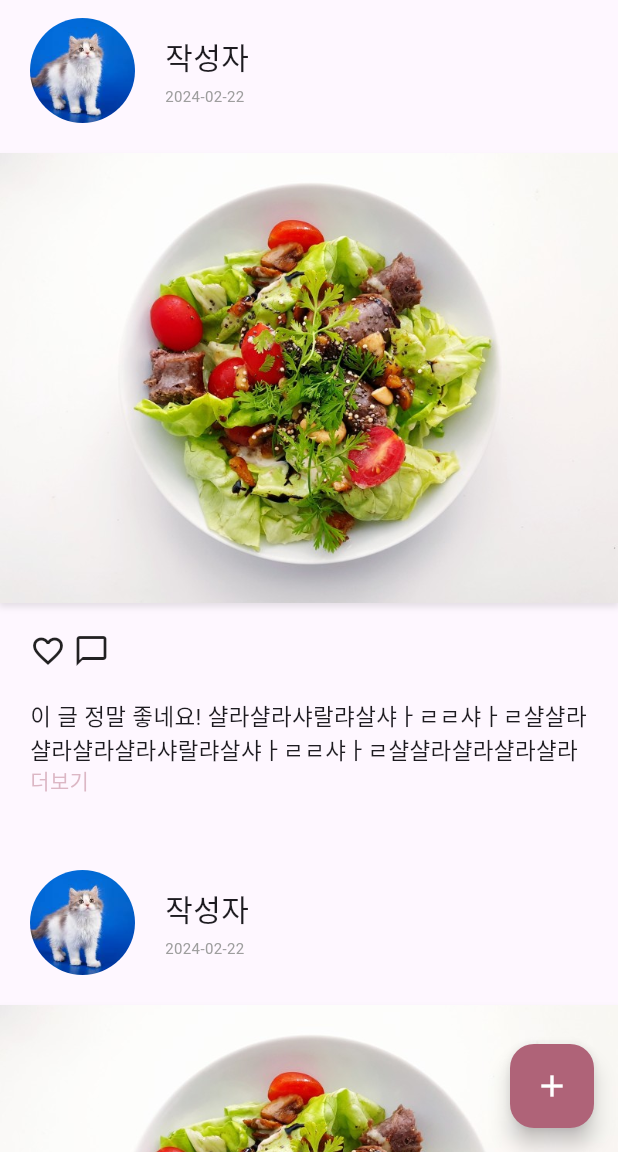
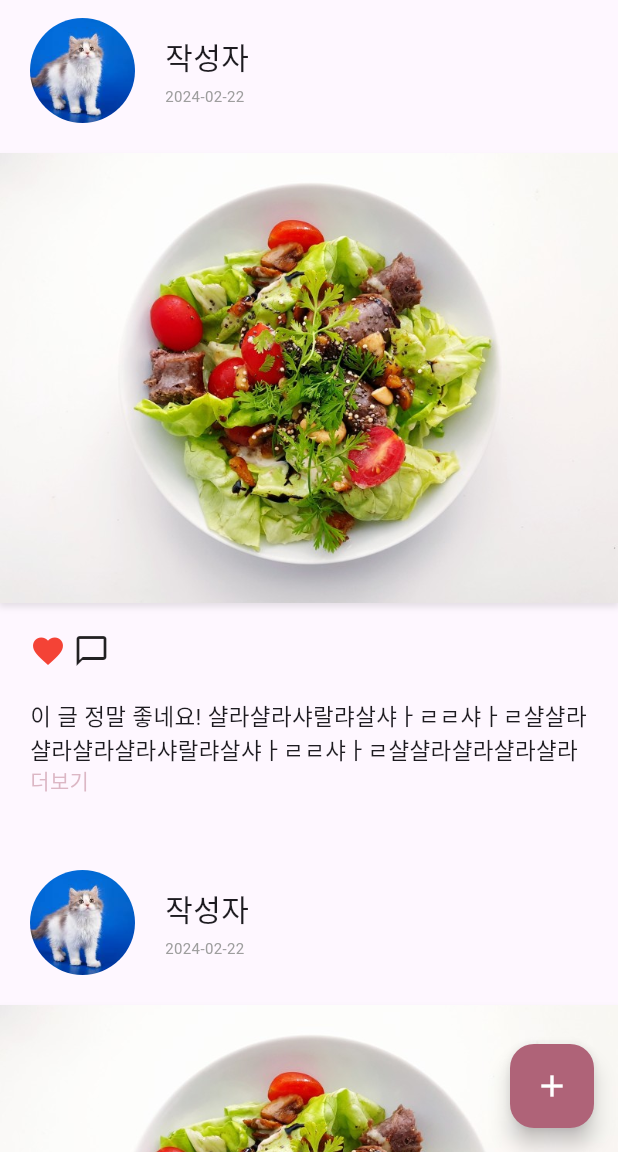
Before and after one commit to TUK-summer-session/Dasamo, a Flutter app: the CommunityPage screen opened by its route, scrolled down 576 dp, after a tap on the "favorite outline" icon, on a phone screen of 412 x 824 dp, the part 84-1236 px from its top. Run offline on Flutter 3.47's test engine with Material 3 defaults, Android fonts, the phone set to English and light mode, and no system bars; our stand-ins replace dotted_border, flutter_svg, get, image_picker; Roboto replaces fonts that are missing (Nanum).

Commit message:
커뮤니티, 댓글 코드 정리
커뮤니티 글작성, 대댓글 추가해야됨

```diff
--- a/dasamo/lib/src/controllers/comments_controller.dart
+++ b/dasamo/lib/src/controllers/comments_controller.dart
@@ -2,39 +2,18 @@
 import 'package:get/get.dart';
 
 class CommentsController extends GetxController {
-  // RxList는 GetX의 반응형 리스트로, 리스트의 상태가 변경될 때마다 UI를 자동으로 업데이트합니다.
-  RxList<Map<String, dynamic>> commentsList = <Map<String, dynamic>>[].obs;
+  RxList<Map<String, dynamic>> commentsList = RxList<Map<String, dynamic>>([]);
 
-  // onInit은 컨트롤러가 초기화될 때 호출되는 메서드입니다.
-  // 여기서 초기 데이터를 설정하는 메서드를 호출합니다.
   @override
   void onInit() {
     super.onInit();
-    _initialData(); // 초기 데이터를 설정하는 메서드를 호출합니다.
+    _fetchComments();
   }
 
-  // _initialData 메서드는 commentsData에서 초기 댓글 데이터를 가져와 commentsList에 설정합니다.
-  void _initialData() {
-    commentsList.assignAll(commentsData);
-  }
-
-  // fetchComments 메서드는 외부 소스(예: API)에서 데이터를 가져오는 로직을 추가할 수 있는 메서드입니다.
-  void fetchComments() {
-    // 데이터를 가져오는 로직 추가 (예: API 호출)
-  }
-
-  // addComment 메서드는 새로운 댓글을 commentsList에 추가하는 메서드입니다.
-  void addComment(Map<String, dynamic> comment) {
-    commentsList.add(comment);
-  }
-
-  // updateComment 메서드는 특정 인덱스의 댓글을 업데이트하는 메서드입니다.
-  void updateComment(int index, Map<String, dynamic> comment) {
-    commentsList[index] = comment;
-  }
-
-  // deleteComment 메서드는 특정 인덱스의 댓글을 삭제하는 메서드입니다.
-  void deleteComment(int index) {
-    commentsList.removeAt(index);
+  void _fetchComments() {
+    // commentsData에서 questions 리스트를 가져옵니다.
+    final List<Map<String, dynamic>> questions =
+        commentsData.isNotEmpty ? commentsData.first['questions'] ?? [] : [];
+    commentsList.value = questions;
   }
 }
--- a/dasamo/lib/src/screens/community_page.dart
+++ b/dasamo/lib/src/screens/community_page.dart
@@ -1,11 +1,9 @@
+import 'package:flutter/material.dart';
+import 'package:get/get.dart';
+import 'package:dasamo/src/controllers/community_controller.dart';
 import 'package:dasamo/src/controllers/comments_controller.dart';
 import 'package:dasamo/src/screens/alarm_page.dart';
 import 'package:dasamo/src/widgets/modal/comment_modal.dart';
-import 'package:flutter/material.dart';
-import 'package:get/get.dart';
-import 'package:dasamo/src/controllers/community_controller.dart';
-import 'package:dasamo/src/widgets/comment/comment_input.dart';
-import 'package:dasamo/src/widgets/comment/comments.dart';
 import 'package:dasamo/src/widgets/expand/expand_text.dart';
 
 class CommunityPage extends StatefulWidget {
@@ -16,15 +14,13 @@
 }
 
 class _CommunityPageState extends State<CommunityPage> {
-  // 아이콘 hover
-  bool _favoriteHovered = false;
-  bool _favoriteTapped = false;
-
-  bool _commentHovered = false;
-  bool _commentTapped = false;
+  // 각 댓글에 대해 개별적으로 호버 상태를 관리하는 변수
+  final Map<int, bool> _favoriteHovered =
+      {}; // key: 댓글의 communityId, value: 호버 상태
+  final Map<int, bool> _commentHovered =
+      {}; // key: 댓글의 communityId, value: 호버 상태
 
   final CommentsController commentsController = Get.put(CommentsController());
-
   final CommunityController communityController =
       Get.put(CommunityController());
 
@@ -63,6 +59,8 @@
             mainAxisAlignment: MainAxisAlignment.start,
             crossAxisAlignment: CrossAxisAlignment.start,
             children: communityController.communityList.map((comment) {
+              final int communityId = comment['communityId']; // 댓글의 고유 ID
+
               return Column(
                 crossAxisAlignment: CrossAxisAlignment.start,
                 children: [
@@ -145,33 +143,35 @@
                             InkWell(
                               onHover: (hovered) {
                                 setState(() {
-                                  _favoriteHovered = hovered;
+                                  _favoriteHovered[communityId] = hovered;
                                 });
                               },
                               onTap: () {
                                 setState(() {
-                                  _favoriteTapped = !_favoriteTapped;
+                                  // Toggle the 'isLiked' status
+                                  comment['isLiked'] =
+                                      !(comment['isLiked'] ?? false);
                                 });
                                 print('heart 아이콘을 탭했습니다.');
                               },
-                              child: comment['isLiked']
-                                  ? Icon(
-                                      Icons.favorite,
-                                      color: Colors.red,
-                                    )
-                                  : Icon(
-                                      _favoriteHovered
-                                          ? Icons.favorite
-                                          : Icons.favorite_border,
-                                      color:
-                                          _favoriteHovered ? Colors.red : null,
-                                    ),
+                              child: Icon(
+                                comment['isLiked'] ?? false
+                                    ? Icons.favorite
+                                    : (_favoriteHovered[communityId] ?? false
+                                        ? Icons.favorite
+                                        : Icons.favorite_border),
+                                color: comment['isLiked'] ?? false
+                                    ? Colors.red
+                                    : (_favoriteHovered[communityId] ?? false
+                                        ? Colors.red
+                                        : null),
+                              ),
                             ),
                             SizedBox(width: 5),
                             InkWell(
                               onHover: (hovered) {
                                 setState(() {
-                                  _commentHovered = hovered;
+                                  _commentHovered[communityId] = hovered;
                                 });
                               },
                               onTap: () {
@@ -184,10 +184,10 @@
                                 print('Comment 아이콘을 탭했습니다.');
                               },
                               child: Icon(
-                                _commentHovered
+                                _commentHovered[communityId] ?? false
                                     ? Icons.chat_bubble
                                     : Icons.chat_bubble_outline,
-                                color: _commentHovered
+                                color: _commentHovered[communityId] ?? false
                                     ? Color.fromRGBO(175, 99, 120, 1.0)
                                     : null,
                               ),
--- a/dasamo/lib/src/screens/review/index.dart
+++ b/dasamo/lib/src/screens/review/index.dart
@@ -1,6 +1,7 @@
 import 'dart:math';
 
 import 'package:dasamo/src/controllers/review_controller.dart';
+import 'package:dasamo/src/screens/alarm_page.dart';
 import 'package:dasamo/src/screens/review/add_manufacturer_info.dart';
 import 'package:dasamo/src/shared/tag_data.dart';
 import 'package:dasamo/src/widgets/buttons/tags/tag_button.dart';
@@ -66,8 +67,14 @@
         title: const Text('리뷰'),
         actions: [
           IconButton(
-              onPressed: () {},
-              icon: const Icon(Icons.notifications_none_outlined))
+            onPressed: () {
+              Navigator.push(
+                context,
+                MaterialPageRoute(builder: (context) => AlarmPage()),
+              );
+            },
+            icon: const Icon(Icons.notifications_none_outlined),
+          ),
         ],
       ),
       body: Column(
--- a/dasamo/lib/src/shared/comments_data.dart
+++ b/dasamo/lib/src/shared/comments_data.dart
@@ -1,17 +1,51 @@
-const List<Map<String, dynamic>> commentsData = [
+final List<Map<String, dynamic>> commentsData = [
   {
-    'profileImage': 'assets/images/salad.jpg',
-    'author': 'User1',
-    'content': '이 글 정말 좋네요!',
-  },
-  {
-    'profileImage': 'assets/images/salad.jpg',
-    'author': 'User2',
-    'content': '감사합니다!',
-  },
-  {
-    'profileImage': 'assets/images/salad.jpg',
-    'author': 'User3',
-    'content': '좋은 정보 공유해주셔서 감사합니다.',
-  },
+    "reviewId": 1234,
+    "questions": [
+      {
+        "questionId": 1,
+        "memberId": 10,
+        "name": "User1",
+        "profileImageUrl": "assets/images/salad.jpg",
+        "isQuestionForQuestion": 0, // false
+        "parentQuestion": null,
+        "detail": "감사합니다",
+        "createdAt": "2024-07-18T16:34:53Z",
+        "updatedAt": "2024-07-18T16:34:53Z"
+      },
+      {
+        "questionId": 2,
+        "memberId": 10,
+        "name": "User1",
+        "profileImageUrl": "assets/images/salad.jpg",
+        "isQuestionForQuestion": 0, // false
+        "parentQuestion": null,
+        "detail": "감사합니다",
+        "createdAt": "2024-07-18T16:34:53Z",
+        "updatedAt": "2024-07-18T16:34:53Z"
+      },
+      {
+        "questionId": 3,
+        "memberId": 10,
+        "name": "User1",
+        "profileImageUrl": "assets/images/salad.jpg",
+        "isQuestionForQuestion": 0, // false
+        "parentQuestion": null,
+        "detail": "감사합니다",
+        "createdAt": "2024-07-18T16:34:53Z",
+        "updatedAt": "2024-07-18T16:34:53Z"
+      },
+
+      // {
+      //   "questionId": 2,
+      //   "memberId": 11,
+      //   "name": "이름",
+      //   "isQuestionForQuestion": 1, // true
+      //   "parentQuestion": 1,
+      //   "detail": "질문 내용 2",
+      //   "createdAt": "2024-07-18T17:34:53Z",
+      //   "updatedAt": "2024-07-18T17:34:53Z"
+      // }
+    ]
+  }
 ];
--- a/dasamo/lib/src/shared/community_data.dart
+++ b/dasamo/lib/src/shared/community_data.dart
@@ -17,7 +17,7 @@
     "memberId": 34234,
     "name": "작성자",
     "profileImageUrl": "assets/images/profile.jpg",
-    "communityId": 1234,
+    "communityId": 22,
     "imageUrl": "assets/images/salad.jpg",
     "detail":
         "이 글 정말 좋네요! 샬라샬라샤랄랴살샤ㅏㄹㄹ샤ㅏㄹ샬샬라샬라샬라샬라샤랄랴살샤ㅏㄹㄹ샤ㅏㄹ샬샬라샬라샬라샬라샤랄랴살샤ㅏㄹㄹ샤ㅏㄹ샬샬라샬라! 샬라샬라샤랄랴살샤ㅏㄹㄹ샤ㅏㄹ샬샬라샬라! 샬라샬라샤랄랴살샤ㅏㄹㄹ샤ㅏㄹ샬샬라샬라! 샬라샬라샤랄랴살샤ㅏㄹㄹ샤ㅏㄹ샬샬라샬라샬라샬라샤랄랴살샤ㅏㄹㄹ샤ㅏㄹ샬샬라샬라",
@@ -29,7 +29,7 @@
     "memberId": 34234,
     "name": "작성자",
     "profileImageUrl": "assets/images/profile.jpg",
-    "communityId": 1234,
+    "communityId": 33,
     "imageUrl": "assets/images/salad.jpg",
     "detail":
         "이 글 정말 좋네요! 샬라샬라샤랄랴살샤ㅏㄹㄹ샤ㅏㄹ샬샬라샬라샬라샬라샤랄랴살샤ㅏㄹㄹ샤ㅏㄹ샬샬라샬라샬라샬라샤랄랴살샤ㅏㄹㄹ샤ㅏㄹ샬샬라샬라! 샬라샬라샤랄랴살샤ㅏㄹㄹ샤ㅏㄹ샬샬라샬라! 샬라샬라샤랄랴살샤ㅏㄹㄹ샤ㅏㄹ샬샬라샬라! 샬라샬라샤랄랴살샤ㅏㄹㄹ샤ㅏㄹ샬샬라샬라샬라샬라샤랄랴살샤ㅏㄹㄹ샤ㅏㄹ샬샬라샬라",
--- a/dasamo/lib/src/widgets/comment/comments.dart
+++ b/dasamo/lib/src/widgets/comment/comments.dart
@@ -1,6 +1,6 @@
-import 'package:dasamo/src/controllers/comments_controller.dart';
 import 'package:flutter/material.dart';
 import 'package:get/get.dart';
+import 'package:dasamo/src/controllers/comments_controller.dart';
 
 class Comments extends StatelessWidget {
   final CommentsController commentsController = Get.put(CommentsController());
@@ -11,7 +11,7 @@
       return Column(
         children: commentsController.commentsList.map((comment) {
           return Padding(
-            padding: const EdgeInsets.fromLTRB(30.0, 20, 30, 0), // 패딩값 설정
+            padding: const EdgeInsets.fromLTRB(30.0, 20, 30, 0),
             child: Row(
               crossAxisAlignment: CrossAxisAlignment.center,
               children: <Widget>[
@@ -23,23 +23,22 @@
                       decoration: BoxDecoration(
                         shape: BoxShape.circle,
                         image: DecorationImage(
-                          image: AssetImage(comment['profileImage']),
+                          image: AssetImage(comment['profileImageUrl']),
                           fit: BoxFit.cover,
                         ),
                       ),
                     ),
                     SizedBox(height: 5),
-                    Text(comment['author']),
+                    Text(comment['name']),
                   ],
                 ),
                 SizedBox(width: 20),
                 Expanded(
                   child: Padding(
-                    padding: const EdgeInsets.fromLTRB(
-                        0, 0, 15, 20), // 원하는 패딩 값을 설정합니다.
+                    padding: const EdgeInsets.fromLTRB(0, 0, 15, 20),
                     child: Text(
-                      comment['content'] ??
-                          'No content', // content가 null일 경우를 대비해 기본값 설정
+                      comment['detail'] ??
+                          'No content', // detail이 null일 경우 기본값 설정
                       overflow: TextOverflow.ellipsis,
                       maxLines: 2,
                     ),
--- a/dasamo/lib/src/widgets/modal/comment_modal.dart
+++ b/dasamo/lib/src/widgets/modal/comment_modal.dart
@@ -48,11 +48,11 @@
             padding: const EdgeInsets.all(20.0),
             child: CommentInput(
               onSave: (comment) {
-                commentsController.addComment({
-                  'profileImage': 'assets/images/profile.jpg',
-                  'author': 'New User',
-                  'content': comment,
-                });
+                // commentsController.addComment({
+                //   'profileImage': 'assets/images/profile.jpg',
+                //   'author': 'New User',
+                //   'content': comment,
+                // });
                 print('저장된 댓글: $comment');
               },
             ),
```
